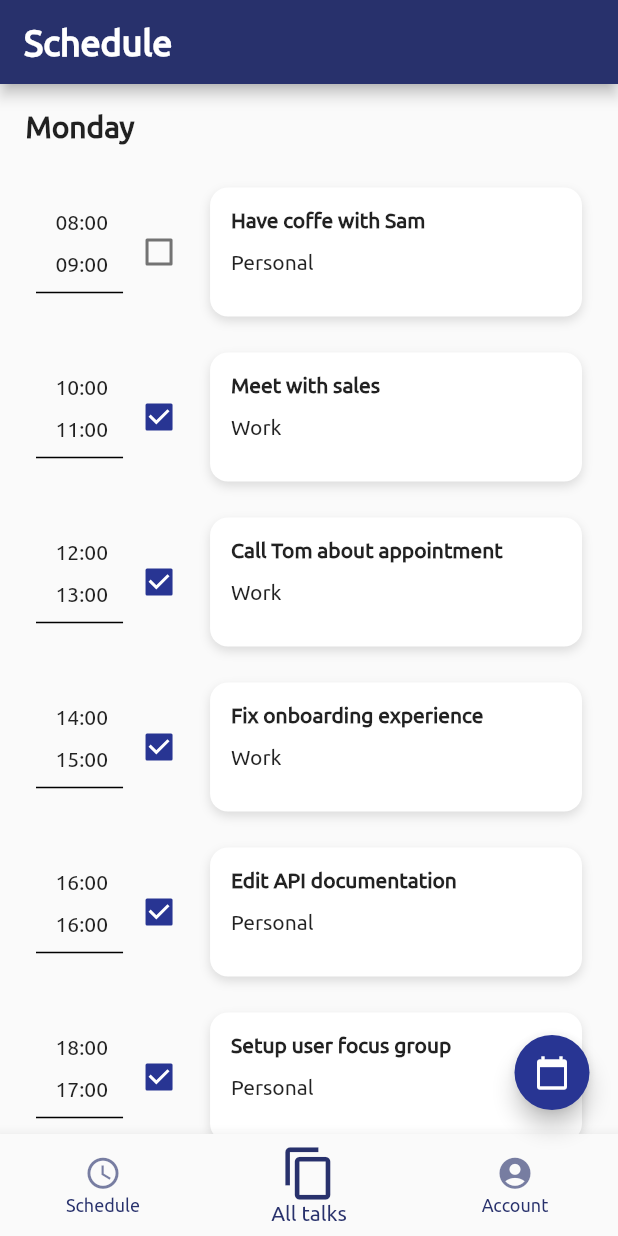
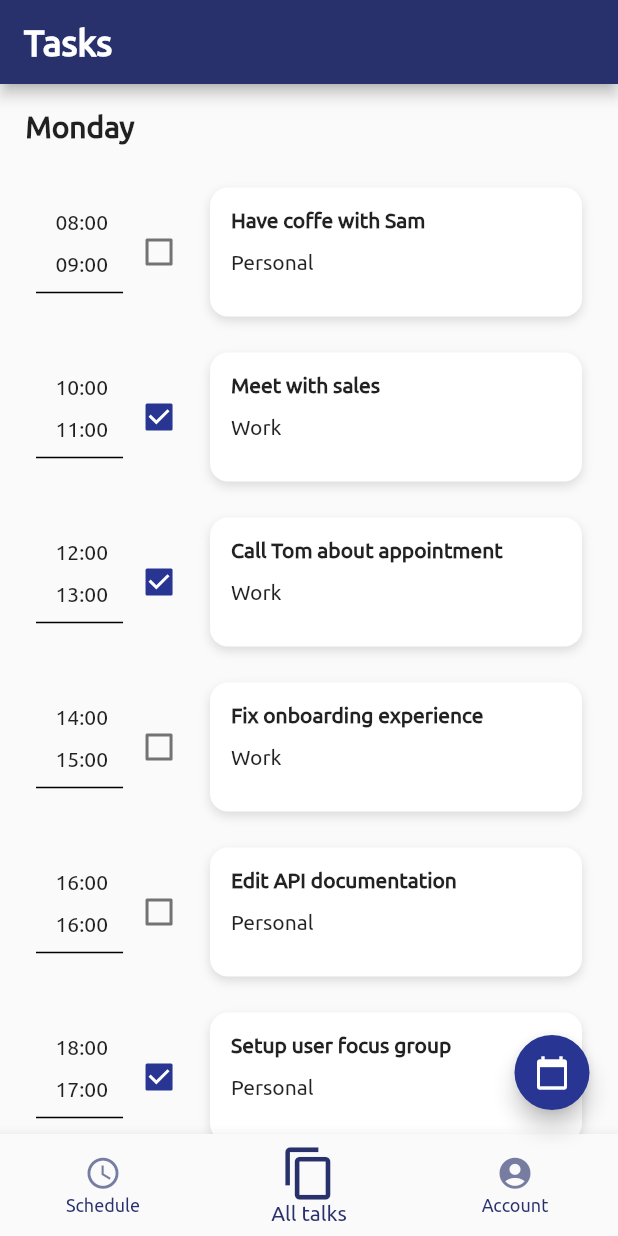
Before and after one commit to softeng-feup/open-cx-facas, a Flutter app: the MenuPage screen opened directly, item 2 of the bottom bar chosen, on a phone screen of 412 x 824 dp. Run offline on Flutter 3.47's test engine with Material 2 defaults, Android fonts, the phone set to English and light mode, and no system bars.

Commit message:
Small changes

```diff
--- a/AgendappDEMO/lib/Components/MenuOpen.dart
+++ b/AgendappDEMO/lib/Components/MenuOpen.dart
@@ -9,8 +9,8 @@ final List<Talk> _talkList = [
     new Talk("08:00", "09:00", "Have coffe with Sam", "Personal", false),
     new Talk("10:00", "11:00", "Meet with sales", "Work", true),
     new Talk("12:00", "13:00", "Call Tom about appointment", "Work", true),
-    new Talk("14:00", "15:00", "Fix onboarding experience", "Work", true),
-    new Talk("16:00", "16:00", "Edit API documentation", "Personal", true),
+    new Talk("14:00", "15:00", "Fix onboarding experience", "Work", false),
+    new Talk("16:00", "16:00", "Edit API documentation", "Personal", false),
     new Talk("18:00", "17:00", "Setup user focus group", "Personal", true),
   ];
 
@@ -28,10 +28,17 @@ class MenuPage extends StatefulWidget {
 class _MenuPageState extends State<MenuPage> {
 
 int _selectedIndex = 0;
+String texto = "Schedule";
 
 void _onItemTapped(int index) {
   setState(() {
     _selectedIndex = index;
+    if(index == 0)
+      texto = "Schedule";
+    else if(index == 1)
+      texto = "Tasks";
+    else if (index == 2)
+      texto = "Account";
   });
 }
 
@@ -49,7 +56,7 @@ Icon sheduleIcon = new Icon (Icons.calendar_today);
       appBar: AppBar(
         automaticallyImplyLeading: false,
           title: Text(
-          "Schedule",
+          texto,
           style: TextStyle(
             color: Color(0xFFFFFFFF),
             fontSize: 24,
```
